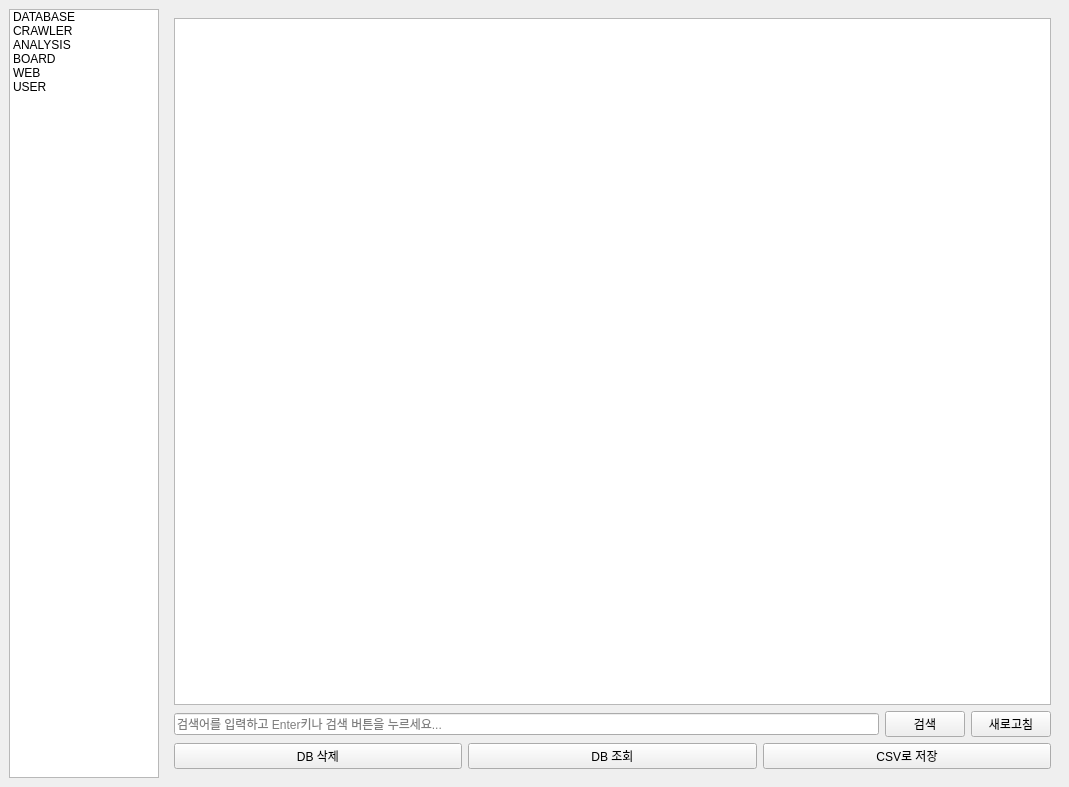
Old version of the form MANAGER/BIGMACLAB_MANAGER_GUI.ui in the repository yojun313/knpu.
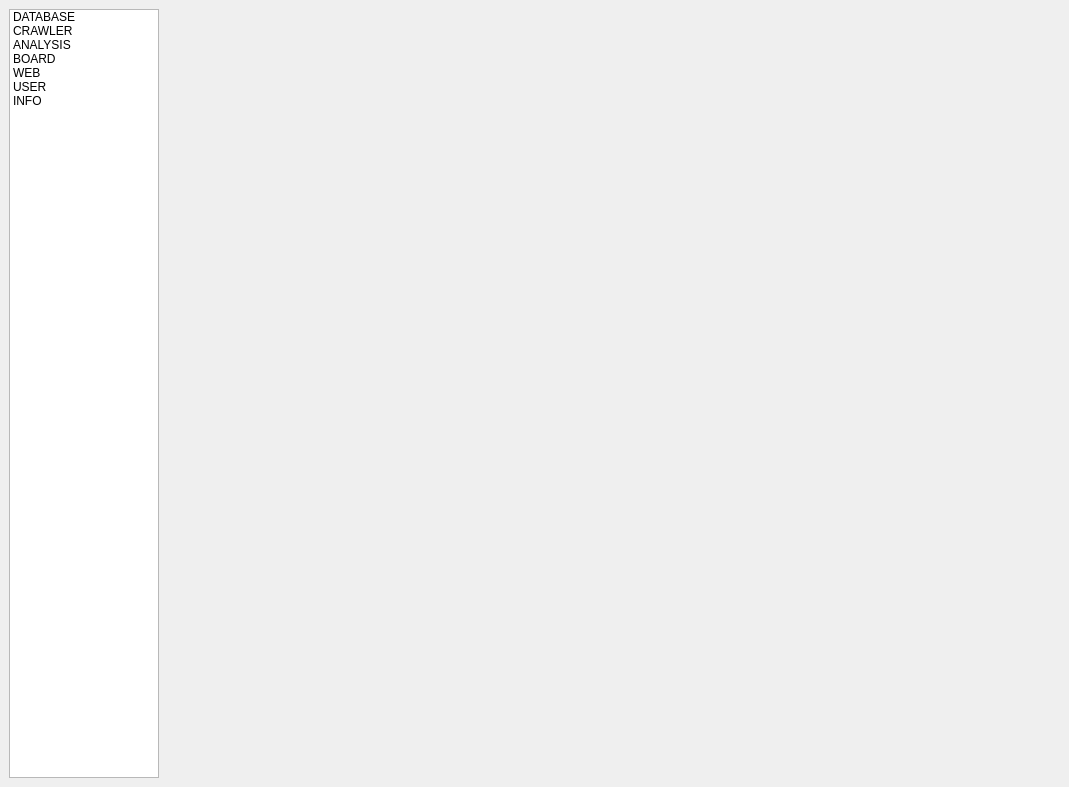
New version of the form. The open tabs and pages were chosen to show the change.

What changed in the file:
```diff
--- a/MANAGER/BIGMACLAB_MANAGER_GUI.ui
+++ b/MANAGER/BIGMACLAB_MANAGER_GUI.ui
@@ -59,6 +59,11 @@
         <string>USER</string>
        </property>
       </item>
+      <item>
+       <property name="text">
+        <string>INFO</string>
+       </property>
+      </item>
      </widget>
     </item>
     <item>
@@ -536,6 +541,10 @@
         </item>
        </layout>
       </widget>
+      <widget class="QWidget" name="page_info">
+       <layout class="QVBoxLayout" name="verticalLayout">
+       </layout>
+      </widget>
      </widget>
     </item>
    </layout>
```
Left out of the diff: 2 changed lines with no effect on the pictures.
